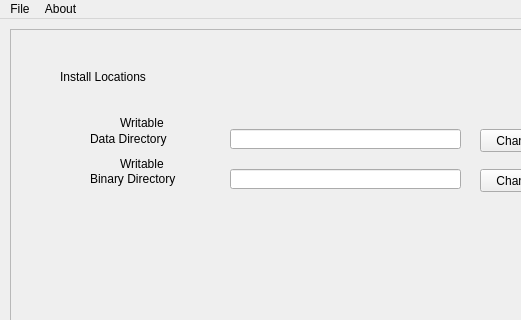
This is installer/installer.ui in Bruh-Jpg/paintown as Qt 5 draws it before an edit; both pictures show x 0 to 521 and y 0 to 320 of the 662 by 475 pixel window. The edited form follows.
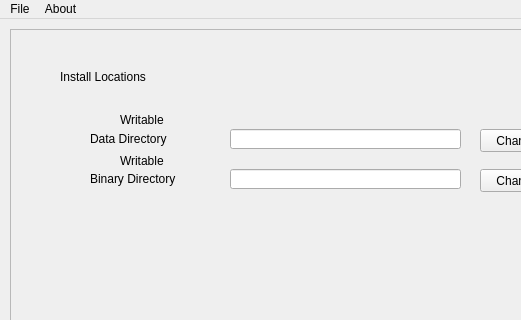
This is the edited form. The open tabs and pages were chosen to show the change.

Commit message: Updated label positions and width as they were too small

What changed in the file:
```diff
--- a/installer/installer.ui
+++ b/installer/installer.ui
@@ -149,7 +149,7 @@
         <rect>
          <x>40</x>
          <y>30</y>
-         <width>141</width>
+         <width>251</width>
          <height>16</height>
         </rect>
        </property>
@@ -187,8 +187,8 @@
        <property name="geometry">
         <rect>
          <x>100</x>
-         <y>76</y>
-         <width>141</width>
+         <y>73</y>
+         <width>301</width>
          <height>16</height>
         </rect>
        </property>
@@ -200,8 +200,8 @@
        <property name="geometry">
         <rect>
          <x>100</x>
-         <y>117</y>
-         <width>141</width>
+         <y>114</y>
+         <width>301</width>
          <height>16</height>
         </rect>
        </property>
```
Left out of the diff: 6 changed lines with no effect on the pictures.
